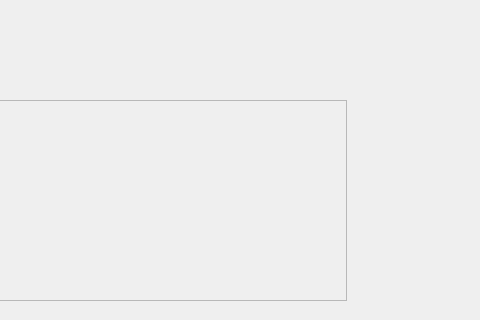
Qt form form.ui (faizal2003/guipyside6) before a commit; both pictures show x 544 to 1024 and y 0 to 320 of the 1024 by 600 pixel window.
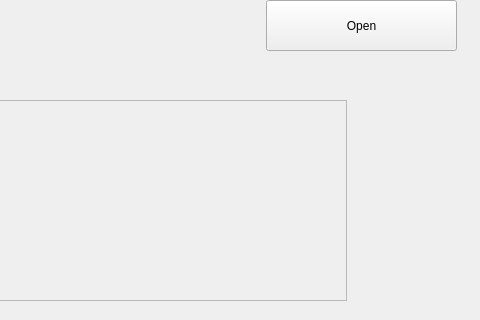
The same form after that commit. Icons and pictures are not drawn.

Patch:
```diff
--- a/form.ui
+++ b/form.ui
@@ -85,6 +85,23 @@
      <string/>
     </property>
    </widget>
+   <widget class="QPushButton" name="pushButton_3">
+    <property name="geometry">
+     <rect>
+      <x>810</x>
+      <y>0</y>
+      <width>191</width>
+      <height>51</height>
+     </rect>
+    </property>
+    <property name="styleSheet">
+     <string notr="true">
+</string>
+    </property>
+    <property name="text">
+     <string>Open</string>
+    </property>
+   </widget>
   </widget>
   <widget class="QMenuBar" name="menubar">
    <property name="geometry">
```
Left out of the diff: 4 changed lines with no effect on the pictures.
